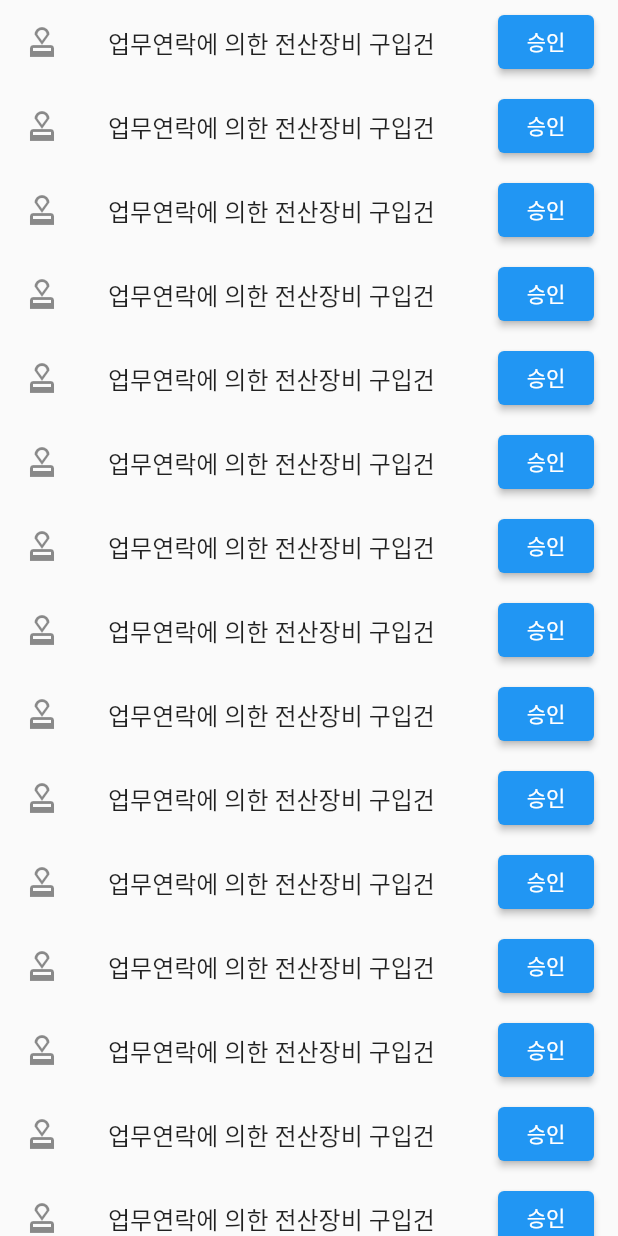
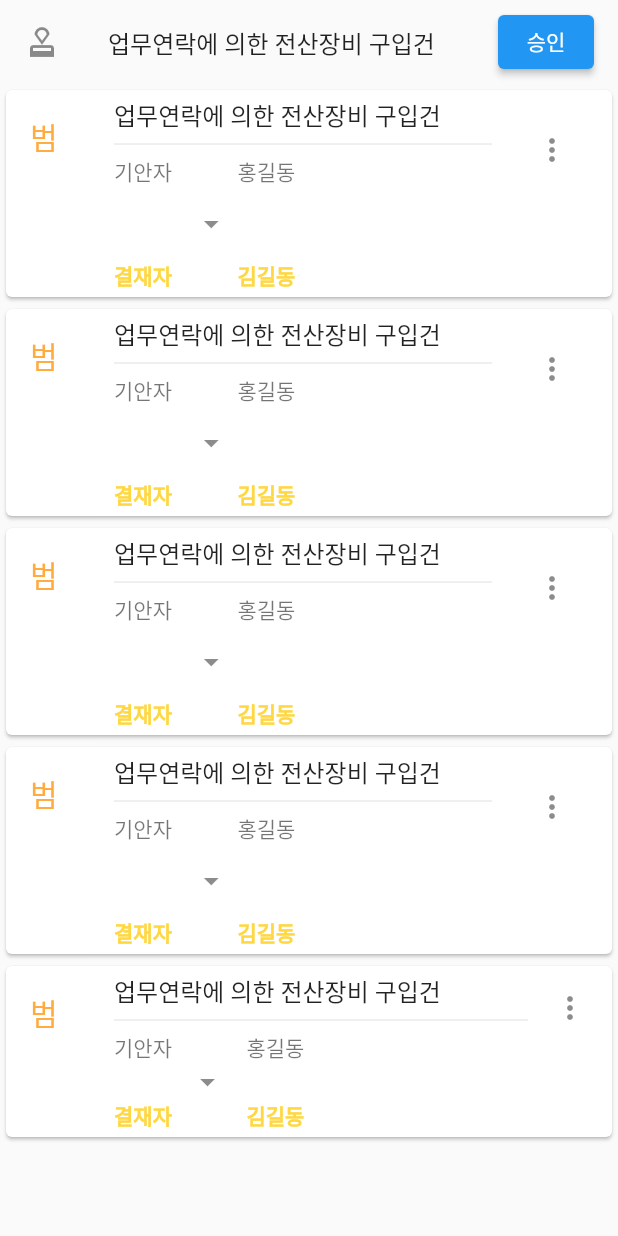
Before and after one commit to solardayz/flutter-ui, a Flutter app: the ListPage screen opened directly, on a phone screen of 412 x 824 dp. Run offline on Flutter 3.47's test engine with Material 2 defaults, Android fonts, the phone set to English and light mode, and no system bars; our stand-ins replace get.

Commit message:
리스트 뷰 화면 꾸미기

```diff
--- a/lib/view/approval/list_page.dart
+++ b/lib/view/approval/list_page.dart
@@ -27,382 +27,407 @@ class ListPage extends StatelessWidget {
               Get.to(DetailPage());
             },
           ),
-          ListTile(
-            leading: Icon(Icons.approval),
-            title: Text("업무연락에 의한 전산장비 구입건"),
-            trailing: ElevatedButton(
+          Card(
+            child: ListTile(
+              leading: Text(
+                "범",
+                style: TextStyle(
+                  fontSize: 20.0,
+                  color: Colors.orangeAccent,
+                ),
+              ),
+              title: Text('업무연락에 의한 전산장비 구입건'),
+              subtitle: Column(
+                children: [
+                  Divider(),
+                  Row(
+                    mainAxisAlignment: MainAxisAlignment.spaceBetween,
+                    children: [
+                      Text('기안자'),
+                      Column(
+                        crossAxisAlignment: CrossAxisAlignment.start,
+                        children: [
+                          Text('홍길동'),
+                        ],
+                      ),
+                      Text(''),
+                      Text(''),
+                      Text(''),
+                    ],
+                  ),
+                  Row(
+                    mainAxisAlignment: MainAxisAlignment.spaceEvenly,
+                    children: [
+                      IconButton(
                         onPressed: () {
-                print("승인");
+                          print("화면 줄이기 ");
                         },
-              child: Text("승인"),
+                        icon: Icon(
+                          Icons.arrow_drop_down,
+                        ),
+                      ),
+                      Text(''),
+                      Text(''),
+                      Text(''),
+                    ],
+                  ),
+                  Row(
+                    mainAxisAlignment: MainAxisAlignment.spaceBetween,
+                    children: [
+                      Text(
+                        '결재자',
+                        style: TextStyle(
+                            fontWeight: FontWeight.bold,
+                            color: Colors.amberAccent),
+                      ),
+                      Column(
+                        crossAxisAlignment: CrossAxisAlignment.start,
+                        children: [
+                          Text(
+                            '김길동',
+                            style: TextStyle(
+                                fontWeight: FontWeight.bold,
+                                color: Colors.amberAccent),
+                          ),
+                        ],
+                      ),
+                      Text(''),
+                      Text(''),
+                      Text(''),
+                    ],
+                  ),
+                ],
+              ),
+              trailing: IconButton(
+                icon: Icon(Icons.more_vert),
+                onPressed: () {
+                  print("승인 팝업");
+                  Get.snackbar("승인완료", "승인이 완료되었습니다.");
+                },
               ),
               onTap: () {
-              print("상세페이지 이동");
+                Get.to(DetailPage());
+                print("화면 전환");
               },
             ),
-          ListTile(
-            leading: Icon(Icons.approval),
-            title: Text("업무연락에 의한 전산장비 구입건"),
-            trailing: ElevatedButton(
+          ),
+          Card(
+            child: ListTile(
+              leading: Text(
+                "범",
+                style: TextStyle(
+                  fontSize: 20.0,
+                  color: Colors.orangeAccent,
+                ),
+              ),
+              title: Text('업무연락에 의한 전산장비 구입건'),
+              subtitle: Column(
+                children: [
+                  Divider(),
+                  Row(
+                    mainAxisAlignment: MainAxisAlignment.spaceBetween,
+                    children: [
+                      Text('기안자'),
+                      Column(
+                        crossAxisAlignment: CrossAxisAlignment.start,
+                        children: [
+                          Text('홍길동'),
+                        ],
+                      ),
+                      Text(''),
+                      Text(''),
+                      Text(''),
+                    ],
+                  ),
+                  Row(
+                    mainAxisAlignment: MainAxisAlignment.spaceEvenly,
+                    children: [
+                      IconButton(
                         onPressed: () {
-                print("승인");
+                          print("화면 줄이기 ");
                         },
-              child: Text("승인"),
+                        icon: Icon(
+                          Icons.arrow_drop_down,
+                        ),
+                      ),
+                      Text(''),
+                      Text(''),
+                      Text(''),
+                    ],
+                  ),
+                  Row(
+                    mainAxisAlignment: MainAxisAlignment.spaceBetween,
+                    children: [
+                      Text(
+                        '결재자',
+                        style: TextStyle(
+                            fontWeight: FontWeight.bold,
+                            color: Colors.amberAccent),
+                      ),
+                      Column(
+                        crossAxisAlignment: CrossAxisAlignment.start,
+                        children: [
+                          Text(
+                            '김길동',
+                            style: TextStyle(
+                                fontWeight: FontWeight.bold,
+                                color: Colors.amberAccent),
+                          ),
+                        ],
+                      ),
+                      Text(''),
+                      Text(''),
+                      Text(''),
+                    ],
+                  ),
+                ],
+              ),
+              trailing: IconButton(
+                icon: Icon(Icons.more_vert),
+                onPressed: () {
+                  print("승인 팝업");
+                },
               ),
               onTap: () {
-              print("상세페이지 이동");
+                print("화면 전환");
               },
             ),
-          ListTile(
-            leading: Icon(Icons.approval),
-            title: Text("업무연락에 의한 전산장비 구입건"),
-            trailing: ElevatedButton(
+          ),
+          Card(
+            child: ListTile(
+              leading: Text(
+                "범",
+                style: TextStyle(
+                  fontSize: 20.0,
+                  color: Colors.orangeAccent,
+                ),
+              ),
+              title: Text('업무연락에 의한 전산장비 구입건'),
+              subtitle: Column(
+                children: [
+                  Divider(),
+                  Row(
+                    mainAxisAlignment: MainAxisAlignment.spaceBetween,
+                    children: [
+                      Text('기안자'),
+                      Column(
+                        crossAxisAlignment: CrossAxisAlignment.start,
+                        children: [
+                          Text('홍길동'),
+                        ],
+                      ),
+                      Text(''),
+                      Text(''),
+                      Text(''),
+                    ],
+                  ),
+                  Row(
+                    mainAxisAlignment: MainAxisAlignment.spaceEvenly,
+                    children: [
+                      IconButton(
                         onPressed: () {
-                print("승인");
+                          print("화면 줄이기 ");
                         },
-              child: Text("승인"),
+                        icon: Icon(
+                          Icons.arrow_drop_down,
+                        ),
+                      ),
+                      Text(''),
+                      Text(''),
+                      Text(''),
+                    ],
+                  ),
+                  Row(
+                    mainAxisAlignment: MainAxisAlignment.spaceBetween,
+                    children: [
+                      Text(
+                        '결재자',
+                        style: TextStyle(
+                            fontWeight: FontWeight.bold,
+                            color: Colors.amberAccent),
+                      ),
+                      Column(
+                        crossAxisAlignment: CrossAxisAlignment.start,
+                        children: [
+                          Text(
+                            '김길동',
+                            style: TextStyle(
+                                fontWeight: FontWeight.bold,
+                                color: Colors.amberAccent),
+                          ),
+                        ],
+                      ),
+                      Text(''),
+                      Text(''),
+                      Text(''),
+                    ],
+                  ),
+                ],
+              ),
+              trailing: IconButton(
+                icon: Icon(Icons.more_vert),
+                onPressed: () {
+                  print("승인 팝업");
+                },
               ),
               onTap: () {
-              print("상세페이지 이동");
+                print("화면 전환");
               },
             ),
-          ListTile(
-            leading: Icon(Icons.approval),
-            title: Text("업무연락에 의한 전산장비 구입건"),
-            trailing: ElevatedButton(
+          ),
+          Card(
+            child: ListTile(
+              leading: Text(
+                "범",
+                style: TextStyle(
+                  fontSize: 20.0,
+                  color: Colors.orangeAccent,
+                ),
+              ),
+              title: Text('업무연락에 의한 전산장비 구입건'),
+              subtitle: Column(
+                children: [
+                  Divider(),
+                  Row(
+                    mainAxisAlignment: MainAxisAlignment.spaceBetween,
+                    children: [
+                      Text('기안자'),
+                      Column(
+                        crossAxisAlignment: CrossAxisAlignment.start,
+                        children: [
+                          Text('홍길동'),
+                        ],
+                      ),
+                      Text(''),
+                      Text(''),
+                      Text(''),
+                    ],
+                  ),
+                  Row(
+                    mainAxisAlignment: MainAxisAlignment.spaceEvenly,
+                    children: [
+                      IconButton(
                         onPressed: () {
-                print("승인");
+                          print("화면 줄이기 ");
                         },
-              child: Text("승인"),
+                        icon: Icon(
+                          Icons.arrow_drop_down,
+                        ),
+                      ),
+                      Text(''),
+                      Text(''),
+                      Text(''),
+                    ],
+                  ),
+                  Row(
+                    mainAxisAlignment: MainAxisAlignment.spaceBetween,
+                    children: [
+                      Text(
+                        '결재자',
+                        style: TextStyle(
+                            fontWeight: FontWeight.bold,
+                            color: Colors.amberAccent),
+                      ),
+                      Column(
+                        crossAxisAlignment: CrossAxisAlignment.start,
+                        children: [
+                          Text(
+                            '김길동',
+                            style: TextStyle(
+                                fontWeight: FontWeight.bold,
+                                color: Colors.amberAccent),
+                          ),
+                        ],
+                      ),
+                      Text(''),
+                      Text(''),
+                      Text(''),
+                    ],
+                  ),
+                ],
+              ),
+              trailing: IconButton(
+                icon: Icon(Icons.more_vert),
+                onPressed: () {
+                  print("승인 팝업");
+                },
               ),
               onTap: () {
-              print("상세페이지 이동");
+                print("화면 전환");
               },
             ),
-          ListTile(
-            leading: Icon(Icons.approval),
-            title: Text("업무연락에 의한 전산장비 구입건"),
-            trailing: ElevatedButton(
-              onPressed: () {
-                print("승인");
-              },
-              child: Text("승인"),
+          ),
+          Card(
+            child: ListTile(
+              leading: Text(
+                "범",
+                style: TextStyle(
+                  fontSize: 20.0,
+                  color: Colors.orangeAccent,
+                ),
+              ),
+              title: Text('업무연락에 의한 전산장비 구입건'),
+              subtitle: Column(
+                children: [
+                  Divider(),
+                  Row(
+                    mainAxisAlignment: MainAxisAlignment.spaceBetween,
+                    children: [
+                      Text('기안자'),
+                      Column(
+                        crossAxisAlignment: CrossAxisAlignment.start,
+                        children: [
+                          Text('홍길동'),
+                        ],
+                      ),
+                      Text(''),
+                      Text(''),
+                      Text(''),
+                    ],
+                  ),
+                  Row(
+                    mainAxisAlignment: MainAxisAlignment.spaceEvenly,
+                    children: [
+                      Icon(Icons.arrow_drop_down),
+                      Text(''),
+                      Text(''),
+                      Text(''),
+                    ],
+                  ),
+                  Row(
+                    mainAxisAlignment: MainAxisAlignment.spaceBetween,
+                    children: [
+                      Text(
+                        '결재자',
+                        style: TextStyle(
+                            fontWeight: FontWeight.bold,
+                            color: Colors.amberAccent),
+                      ),
+                      Column(
+                        crossAxisAlignment: CrossAxisAlignment.start,
+                        children: [
+                          Text(
+                            '김길동',
+                            style: TextStyle(
+                                fontWeight: FontWeight.bold,
+                                color: Colors.amberAccent),
+                          ),
+                        ],
+                      ),
+                      Text(''),
+                      Text(''),
+                      Text(''),
+                    ],
+                  ),
+                ],
+              ),
+              trailing: Icon(
+                Icons.more_vert,
               ),
               onTap: () {
-              print("상세페이지 이동");
+                print("화면 전환");
               },
             ),
-          ListTile(
-            leading: Icon(Icons.approval),
-            title: Text("업무연락에 의한 전산장비 구입건"),
-            trailing: ElevatedButton(
-              onPressed: () {
-                print("승인");
-              },
-              child: Text("승인"),
-            ),
-            onTap: () {
-              print("상세페이지 이동");
-            },
-          ),
-          ListTile(
-            leading: Icon(Icons.approval),
-            title: Text("업무연락에 의한 전산장비 구입건"),
-            trailing: ElevatedButton(
-              onPressed: () {
-                print("승인");
-              },
-              child: Text("승인"),
-            ),
-            onTap: () {
-              print("상세페이지 이동");
-            },
-          ),
-          ListTile(
-            leading: Icon(Icons.approval),
-            title: Text("업무연락에 의한 전산장비 구입건"),
-            trailing: ElevatedButton(
-              onPressed: () {
-                print("승인");
-              },
-              child: Text("승인"),
-            ),
-            onTap: () {
-              print("상세페이지 이동");
-            },
-          ),
-          ListTile(
-            leading: Icon(Icons.approval),
-            title: Text("업무연락에 의한 전산장비 구입건"),
-            trailing: ElevatedButton(
-              onPressed: () {
-                print("승인");
-              },
-              child: Text("승인"),
-            ),
-            onTap: () {
-              print("상세페이지 이동");
-            },
-          ),
-          ListTile(
-            leading: Icon(Icons.approval),
-            title: Text("업무연락에 의한 전산장비 구입건"),
-            trailing: ElevatedButton(
-              onPressed: () {
-                print("승인");
-              },
-              child: Text("승인"),
-            ),
-            onTap: () {
-              print("상세페이지 이동");
-            },
-          ),
-          ListTile(
-            leading: Icon(Icons.approval),
-            title: Text("업무연락에 의한 전산장비 구입건"),
-            trailing: ElevatedButton(
-              onPressed: () {
-                print("승인");
-              },
-              child: Text("승인"),
-            ),
-            onTap: () {
-              print("상세페이지 이동");
-            },
-          ),
-          ListTile(
-            leading: Icon(Icons.approval),
-            title: Text("업무연락에 의한 전산장비 구입건"),
-            trailing: ElevatedButton(
-              onPressed: () {
-                print("승인");
-              },
-              child: Text("승인"),
-            ),
-            onTap: () {
-              print("상세페이지 이동");
-            },
-          ),
-          ListTile(
-            leading: Icon(Icons.approval),
-            title: Text("업무연락에 의한 전산장비 구입건"),
-            trailing: ElevatedButton(
-              onPressed: () {
-                print("승인");
-              },
-              child: Text("승인"),
-            ),
-            onTap: () {
-              print("상세페이지 이동");
-            },
-          ),
-          ListTile(
-            leading: Icon(Icons.approval),
-            title: Text("업무연락에 의한 전산장비 구입건"),
-            trailing: ElevatedButton(
-              onPressed: () {
-                print("승인");
-              },
-              child: Text("승인"),
-            ),
-            onTap: () {
-              print("상세페이지 이동");
-            },
-          ),
-          ListTile(
-            leading: Icon(Icons.approval),
-            title: Text("업무연락에 의한 전산장비 구입건"),
-            trailing: ElevatedButton(
-              onPressed: () {
-                print("승인");
-              },
-              child: Text("승인"),
-            ),
-            onTap: () {
-              print("상세페이지 이동");
-            },
-          ),
-          ListTile(
-            leading: Icon(Icons.approval),
-            title: Text("업무연락에 의한 전산장비 구입건"),
-            trailing: ElevatedButton(
-              onPressed: () {
-                print("승인");
-              },
-              child: Text("승인"),
-            ),
-            onTap: () {
-              print("상세페이지 이동");
-            },
-          ),
-          ListTile(
-            leading: Icon(Icons.approval),
-            title: Text("업무연락에 의한 전산장비 구입건"),
-            trailing: ElevatedButton(
-              onPressed: () {
-                print("승인");
-              },
-              child: Text("승인"),
-            ),
-            onTap: () {
-              print("상세페이지 이동");
-            },
-          ),
-          ListTile(
-            leading: Icon(Icons.approval),
-            title: Text("업무연락에 의한 전산장비 구입건"),
-            trailing: ElevatedButton(
-              onPressed: () {
-                print("승인");
-              },
-              child: Text("승인"),
-            ),
-            onTap: () {
-              print("상세페이지 이동");
-            },
-          ),
-          ListTile(
-            leading: Icon(Icons.approval),
-            title: Text("업무연락에 의한 전산장비 구입건"),
-            trailing: ElevatedButton(
-              onPressed: () {
-                print("승인");
-              },
-              child: Text("승인"),
-            ),
-            onTap: () {
-              print("상세페이지 이동");
-            },
-          ),
-          ListTile(
-            leading: Icon(Icons.approval),
-            title: Text("업무연락에 의한 전산장비 구입건"),
-            trailing: ElevatedButton(
-              onPressed: () {
-                print("승인");
-              },
-              child: Text("승인"),
-            ),
-            onTap: () {
-              print("상세페이지 이동");
-            },
-          ),
-          ListTile(
-            leading: Icon(Icons.approval),
-            title: Text("업무연락에 의한 전산장비 구입건"),
-            trailing: ElevatedButton(
-              onPressed: () {
-                print("승인");
-              },
-              child: Text("승인"),
-            ),
-            onTap: () {
-              print("상세페이지 이동");
-            },
-          ),
-          ListTile(
-            leading: Icon(Icons.approval),
-            title: Text("업무연락에 의한 전산장비 구입건"),
-            trailing: ElevatedButton(
-              onPressed: () {
-                print("승인");
-              },
-              child: Text("승인"),
-            ),
-            onTap: () {
-              print("상세페이지 이동");
-            },
-          ),
-          ListTile(
-            leading: Icon(Icons.approval),
-            title: Text("업무연락에 의한 전산장비 구입건"),
-            trailing: ElevatedButton(
-              onPressed: () {
-                print("승인");
-              },
-              child: Text("승인"),
-            ),
-            onTap: () {
-              print("상세페이지 이동");
-            },
-          ),
-          ListTile(
-            leading: Icon(Icons.approval),
-            title: Text("업무연락에 의한 전산장비 구입건"),
-            trailing: ElevatedButton(
-              onPressed: () {
-                print("승인");
-              },
-              child: Text("승인"),
-            ),
-            onTap: () {
-              print("상세페이지 이동");
-            },
-          ),
-          ListTile(
-            leading: Icon(Icons.approval),
-            title: Text("업무연락에 의한 전산장비 구입건"),
-            trailing: ElevatedButton(
-              onPressed: () {
-                print("승인");
-              },
-              child: Text("승인"),
-            ),
-            onTap: () {
-              print("상세페이지 이동");
-            },
-          ),
-          ListTile(
-            leading: Icon(Icons.approval),
-            title: Text("업무연락에 의한 전산장비 구입건"),
-            trailing: ElevatedButton(
-              onPressed: () {
-                print("승인");
-              },
-              child: Text("승인"),
-            ),
-            onTap: () {
-              print("상세페이지 이동");
-            },
-          ),
-          ListTile(
-            leading: Icon(Icons.approval),
-            title: Text("업무연락에 의한 전산장비 구입건"),
-            trailing: ElevatedButton(
-              onPressed: () {
-                print("승인");
-              },
-              child: Text("승인"),
-            ),
-            onTap: () {
-              print("상세페이지 이동");
-            },
-          ),
-          ListTile(
-            leading: Icon(Icons.approval),
-            title: Text("업무연락에 의한 전산장비 구입건"),
-            trailing: ElevatedButton(
-              onPressed: () {
-                print("승인");
-              },
-              child: Text("승인"),
-            ),
-            onTap: () {
-              print("상세페이지 이동");
-            },
-          ),
-          ListTile(
-            leading: Icon(Icons.approval),
-            title: Text("업무연락에 의한 전산장비 구입건"),
-            trailing: ElevatedButton(
-              onPressed: () {
-                print("승인");
-              },
-              child: Text("승인"),
-            ),
-            onTap: () {
-              print("상세페이지 이동");
-            },
           ),
         ],
       ),
```
Lines whose indentation alone changed are shown as unchanged.
